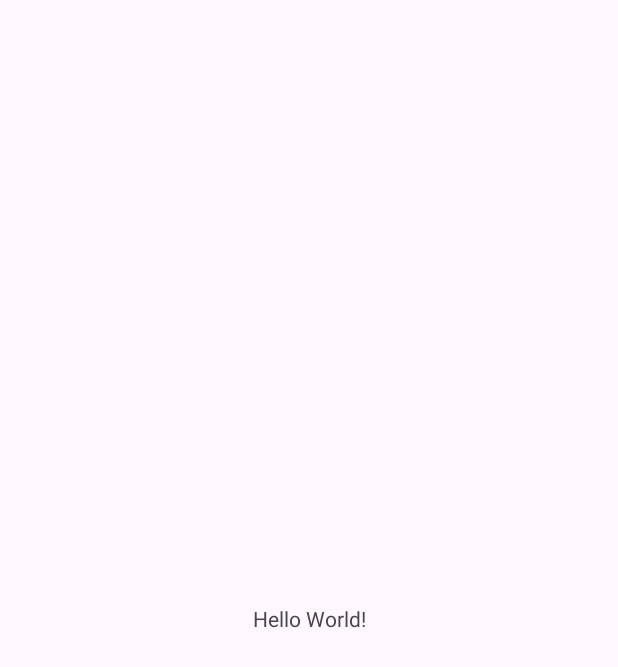
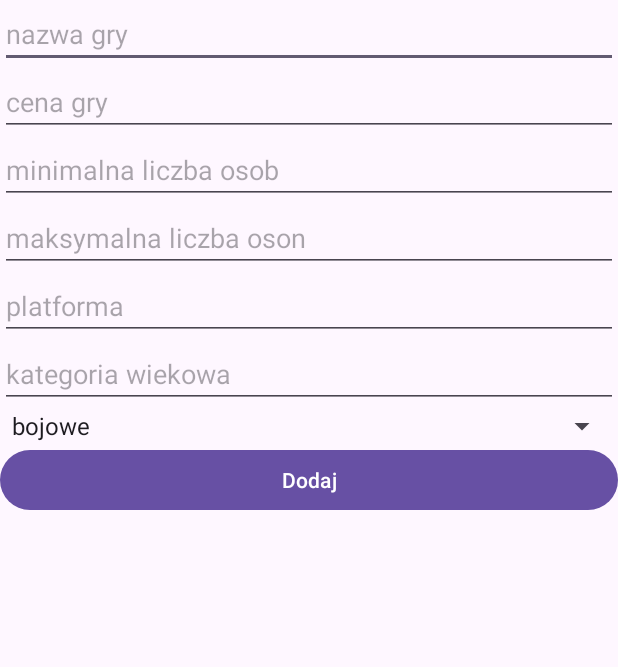
Before and after one commit to GitDoszk/Room_praca, an Android app: the screen it shows after launch (MainActivity), on a phone screen of 412 x 824 dp. Before the commit the part shown is almost empty. Shown: the top 667 px of the screen. Run offline under Robolectric (Android 15) with nearby library versions, the phone set to English and light mode, and no system bars; our stand-ins replace Room's generated code.

Commit message:
dodanie widoku

```diff
--- a/app/src/main/res/layout/activity_main.xml
+++ b/app/src/main/res/layout/activity_main.xml
@@ -1,19 +1,73 @@
 <?xml version="1.0" encoding="utf-8"?>
-<androidx.constraintlayout.widget.ConstraintLayout xmlns:android="http://schemas.android.com/apk/res/android"
+<LinearLayout xmlns:android="http://schemas.android.com/apk/res/android"
     xmlns:app="http://schemas.android.com/apk/res-auto"
     xmlns:tools="http://schemas.android.com/tools"
     android:id="@+id/main"
     android:layout_width="match_parent"
     android:layout_height="match_parent"
+    android:orientation="vertical"
     tools:context=".MainActivity">
 
-    <TextView
-        android:layout_width="wrap_content"
+    <EditText
+        android:id="@+id/editTextNazwa"
+        android:layout_width="match_parent"
         android:layout_height="wrap_content"
-        android:text="Hello World!"
-        app:layout_constraintBottom_toBottomOf="parent"
-        app:layout_constraintEnd_toEndOf="parent"
-        app:layout_constraintStart_toStartOf="parent"
-        app:layout_constraintTop_toTopOf="parent" />
+        android:ems="10"
+        android:hint="nazwa gry"
+        android:inputType="text"
+        android:text="" />
 
-</androidx.constraintlayout.widget.ConstraintLayout>
+    <EditText
+        android:id="@+id/editTextCena"
+        android:layout_width="match_parent"
+        android:layout_height="wrap_content"
+        android:ems="10"
+        android:hint="cena gry"
+        android:inputType="number" />
+
+    <EditText
+        android:id="@+id/editTextMin"
+        android:layout_width="match_parent"
+        android:layout_height="wrap_content"
+        android:ems="10"
+        android:hint="minimalna liczba osob"
+        android:inputType="number" />
+
+    <EditText
+        android:id="@+id/editTextMax"
+        android:layout_width="match_parent"
+        android:layout_height="wrap_content"
+        android:ems="10"
+        android:hint="maksymalna liczba oson"
+        android:inputType="number" />
+
+    <EditText
+        android:id="@+id/editTextPlatform"
+        android:layout_width="match_parent"
+        android:layout_height="wrap_content"
+        android:ems="10"
+        android:hint="platforma"
+        android:inputType="text"
+        android:text="" />
+
+    <EditText
+        android:id="@+id/editTextWiek"
+        android:layout_width="match_parent"
+        android:layout_height="wrap_content"
+        android:ems="10"
+        android:hint="kategoria wiekowa"
+        android:inputType="text"
+        android:text="" />
+
+    <Spinner
+        android:id="@+id/spinner"
+        android:layout_width="match_parent"
+        android:layout_height="wrap_content"
+        android:entries="@array/kategorie" />
+
+    <Button
+        android:id="@+id/buttonDodaj"
+        android:layout_width="match_parent"
+        android:layout_height="wrap_content"
+        android:text="Dodaj" />
+</LinearLayout>
--- a/app/src/main/res/values/strings.xml
+++ b/app/src/main/res/values/strings.xml
@@ -1,3 +1,11 @@
 <resources>
     <string name="app_name">Room_o_Grach</string>
+    <string-array name="kategorie">
+        <item>bojowe</item>
+        <item>strategiczne</item>
+        <item>hazardowe</item>
+        <item>logiczne</item>
+        <item>klasyczne</item>
+        <item>rozrywkowe</item>
+    </string-array>
 </resources>
```
